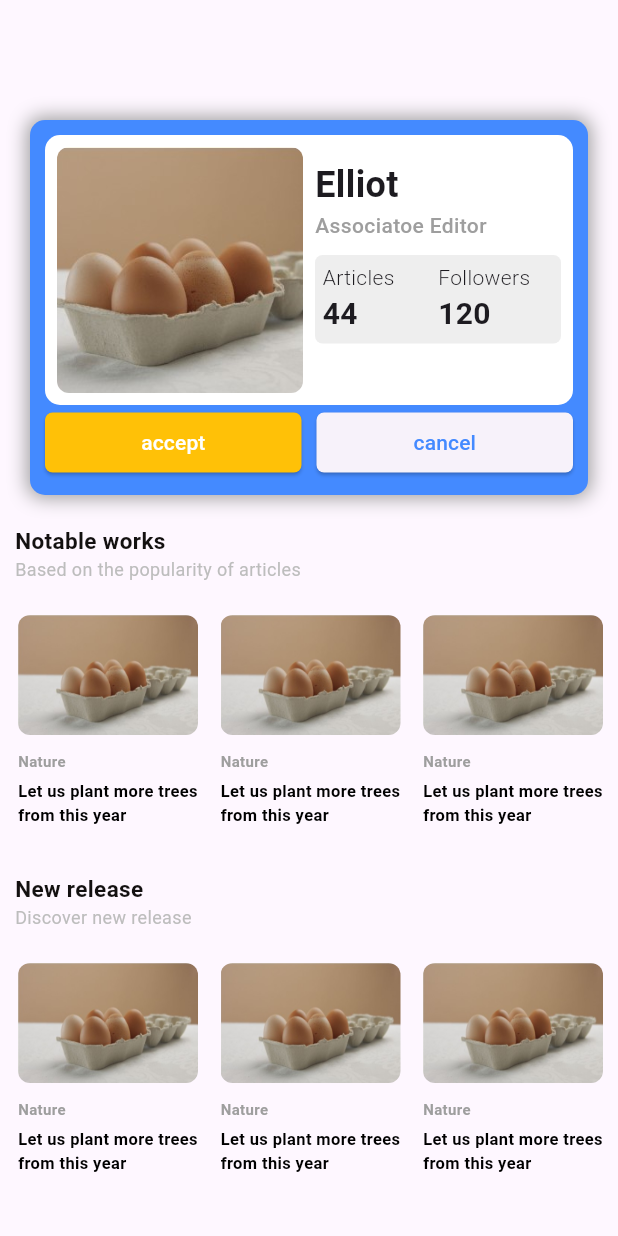
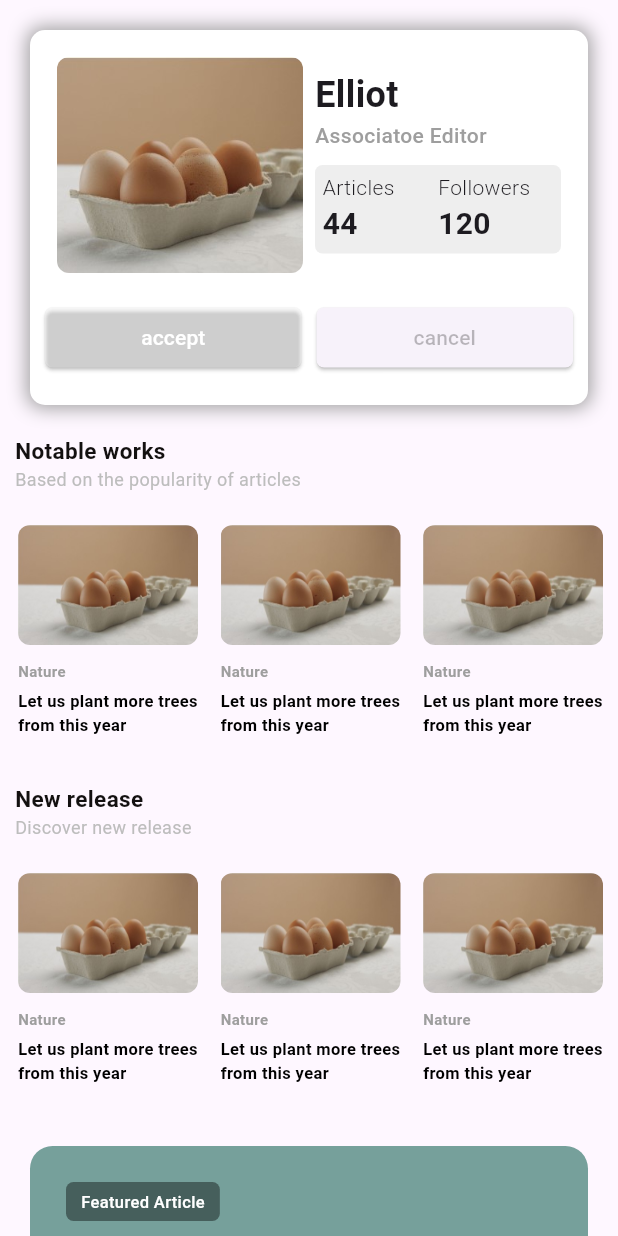
Before and after one commit to dwikysahut/flutter-portofolio, a Flutter app: the screen it shows after launch, after a tap on "button", on a phone screen of 412 x 824 dp. Run offline on Flutter 3.47's test engine with Material 3 defaults, Android fonts, the phone set to English and light mode, and no system bars; missing offline and left inert: dart:ffi.

Commit message:
finish section 2

```diff
--- a/lib/components/card_profile.dart
+++ b/lib/components/card_profile.dart
@@ -11,19 +11,19 @@ class CardProfile extends StatelessWidget {
     return Container(
       height: 250,
       padding: const EdgeInsets.all(10),
-      margin: const EdgeInsets.fromLTRB(20, 80, 20, 10),
+      margin: const EdgeInsets.fromLTRB(20, 20, 20, 10),
       decoration: BoxDecoration(
         borderRadius: BorderRadius.circular(10.0),
         boxShadow: [
           const BoxShadow(color: Colors.grey, blurRadius: 10, spreadRadius: 2)
         ],
-        color: Colors.blueAccent,
+        color: Colors.white,
       ),
       child: Column(
         children: [
           Container(
             padding: const EdgeInsets.all(8),
-            height: 180,
+            height: 160,
             decoration: BoxDecoration(
                 color: Colors.white, borderRadius: BorderRadius.circular(10)),
             child: Row(
@@ -104,7 +104,7 @@ class CardProfile extends StatelessWidget {
                         style: TextStyle(color: Colors.white),
                       ),
                       style: ElevatedButton.styleFrom(
-                          backgroundColor: Colors.amber,
+                          backgroundColor: Colors.white30,
                           shape: RoundedRectangleBorder(
                               borderRadius: BorderRadius.circular(5.0))),
                     )),
@@ -117,7 +117,7 @@ class CardProfile extends StatelessWidget {
                       onPressed: () {},
                       child: const Text(
                         'cancel',
-                        style: TextStyle(color: Colors.blueAccent),
+                        style: TextStyle(color: Colors.black26),
                       ),
                       style: ElevatedButton.styleFrom(
                         shape: RoundedRectangleBorder(
--- a/lib/main.dart
+++ b/lib/main.dart
@@ -1,6 +1,8 @@
 import 'package:flutter/material.dart';
 import 'package:my_app/presentation/home.dart';
 import 'package:my_app/presentation/menu_list.dart';
+import 'package:my_app/provider/example_provider.dart';
+import 'package:provider/provider.dart';
 
 void main() {
   runApp(const MyApp());
@@ -12,7 +14,11 @@ class MyApp extends StatelessWidget {
   // This widget is the root of your application.
   @override
   Widget build(BuildContext context) {
-    return MaterialApp(
+    return MultiProvider(
+      providers: [
+        ChangeNotifierProvider(create: (context) => ExampleProvider()),
+      ],
+      child: MaterialApp(
         title: 'Flutter Demo',
         theme: ThemeData(
           // This is the theme of your application.
@@ -27,6 +33,7 @@ class MyApp extends StatelessWidget {
           primarySwatch: Colors.blue,
         ),
         home: const MyHomePage(title: 'Flutter Demo Home Page'),
+      ),
     );
   }
 }
--- a/lib/presentation/home.dart
+++ b/lib/presentation/home.dart
@@ -17,8 +17,9 @@ class HomePage extends StatelessWidget {
       child: SingleChildScrollView(
         child: Column(
           children: [
-            CardProfile(),
+            const CardProfile(),
             renderDiscoverable(),
+            const CardFeatured()
           ],
         ),
       ),
@@ -56,6 +57,55 @@ class HomePage extends StatelessWidget {
   }
 }
 
+class CardFeatured extends StatelessWidget {
+  const CardFeatured({
+    Key? key,
+  }) : super(key: key);
+
+  @override
+  Widget build(BuildContext context) {
+    return Container(
+      margin: const EdgeInsets.all(20),
+      height: 150,
+      padding: const EdgeInsets.all(24),
+      width: double.infinity,
+      decoration: BoxDecoration(
+          color: const Color.fromARGB(255, 118, 160, 155),
+          borderRadius: BorderRadius.circular(15)),
+      child: Column(
+          mainAxisAlignment: MainAxisAlignment.spaceBetween,
+          crossAxisAlignment: CrossAxisAlignment.start,
+          children: [
+            Container(
+              padding: const EdgeInsets.symmetric(vertical: 5, horizontal: 10),
+              decoration: BoxDecoration(
+                  color: const Color.fromARGB(255, 70, 95, 92),
+                  borderRadius: BorderRadius.circular(5)),
+              child: const Text(
+                "Featured Article",
+                style: TextStyle(
+                    color: Colors.white,
+                    fontSize: 11,
+                    fontWeight: FontWeight.w500),
+              ),
+            ),
+            const SizedBox(
+              height: 10,
+            ),
+            const Text(
+              "Natural mood regulation lower absent in people with depress",
+              overflow: TextOverflow.ellipsis,
+              maxLines: 2,
+              style: TextStyle(
+                  color: Colors.white,
+                  fontWeight: FontWeight.w700,
+                  fontSize: 16),
+            )
+          ]),
+    );
+  }
+}
+
 class TitleListView extends StatelessWidget {
   const TitleListView({Key? key, required this.subTitle, required this.title})
       : super(key: key);
@@ -65,7 +115,7 @@ class TitleListView extends StatelessWidget {
   @override
   Widget build(BuildContext context) {
     return Container(
-      padding: EdgeInsets.all(10),
+      padding: const EdgeInsets.all(10),
       child: Column(
         crossAxisAlignment: CrossAxisAlignment.start,
         children: [
--- /dev/null
+++ b/lib/provider/example_provider.dart
@@ -0,0 +1,12 @@
+import 'package:flutter/foundation.dart';
+
+class ExampleProvider extends ChangeNotifier {
+  late String _data;
+
+  void setDataString(String data) {
+    this._data = data;
+    notifyListeners();
+  }
+
+  String get getDataString => this._data;
+}
```
Also changed, not shown: pubspec.yaml (+10 -17 lines), pubspec.lock. Lines whose indentation alone changed are shown as unchanged.
